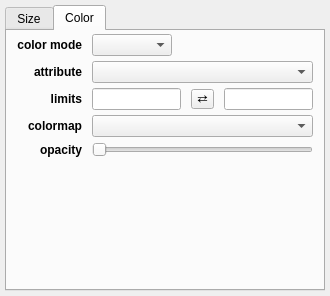
Before: the Qt Designer form glue_openspace_thesis/layer_state_widget.ui in OpenSpace/glue-openspace, drawn with Qt 5.
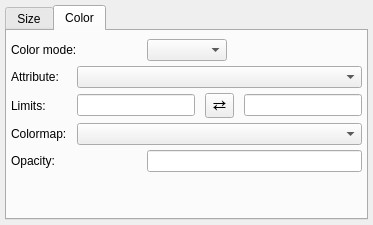
After: the same form once the commit is applied. The open tabs and pages were chosen to show the change. Custom widgets are drawn as their Qt base class.

Commit message: Full support of colormaps. Revamp of entire plugin. Update to SIMP version 1.8.

The edit to the form file:
```diff
--- a/glue_openspace_thesis/layer_state_widget.ui
+++ b/glue_openspace_thesis/layer_state_widget.ui
@@ -2,17 +2,6 @@
 <ui version="4.0">
  <class>Form</class>
  <widget class="QWidget" name="Form">
-  <property name="geometry">
-   <rect>
-    <x>0</x>
-    <y>0</y>
-    <width>330</width>
-    <height>296</height>
-   </rect>
-  </property>
-  <property name="windowTitle">
-   <string>Form</string>
-  </property>
   <layout class="QGridLayout" name="gridLayout">
    <property name="leftMargin">
     <number>5</number>
@@ -34,48 +23,44 @@
      <property name="elideMode">
       <enum>Qt::ElideNone</enum>
      </property>
-     
-     <!-- Size -->
-     <!-- TODO: Remove linear option -->
-     <widget class="QWidget" name="tab_2">
+          <!--============================= Size =============================-->
+          <widget class="QWidget" name="size_tab">
       <attribute name="title">
        <string>Size</string>
       </attribute>
-      <layout class="QVBoxLayout" name="verticalLayout">
-       <property name="spacing">
-        <number>2</number>
-       </property>
+            <layout class="QGridLayout" name="verticalLayout">
        <property name="leftMargin">
-        <number>12</number>
+                <number>4</number>
        </property>
        <property name="topMargin">
-        <number>3</number>
+                <number>8</number>
        </property>
        <property name="rightMargin">
-        <number>12</number>
+                <number>4</number>
        </property>
        <property name="bottomMargin">
-        <number>3</number>
-       </property>
-       <item>
-        <widget class="QWidget" name="size_row_1" native="true">
-         <layout class="QHBoxLayout" name="horizontalLayout">
-          <property name="spacing">
-           <number>7</number>
-          </property>
-          <property name="leftMargin">
-           <number>0</number>
-          </property>
-          <property name="topMargin">
-           <number>0</number>
-          </property>
-          <property name="rightMargin">
-           <number>0</number>
-          </property>
-          <property name="bottomMargin">
-           <number>0</number>
-          </property>
-          <item>
+                <number>4</number>
+              </property>
+              <property name="horizontalSpacing">
+                <number>10</number>
+              </property>
+              <property name="verticalSpacing">
+                <number>5</number>
+              </property>
+              <!--================================================================-->
+              <item row="0" column="0">
+                <widget class="QLabel" name="label_size_mode" alignment="Qt::AlignRight|Qt::AlignVCenter">
+                  <property name="font">
+                    <font>
+                      <weight>50</weight>
+                    </font>
+                  </property>
+                  <property name="text">
+                    <string>Size mode:</string>
+                  </property>
+                </widget>
+              </item>
+              <item row="0" column="1">
            <widget class="QComboBox" name="combosel_size_mode">
             <property name="sizePolicy">
              <sizepolicy hsizetype="Minimum" vsizetype="Fixed">
@@ -91,25 +76,15 @@
             </property>
            </widget>
           </item>
-          <item>
-           <widget class="QComboBox" name="combosel_size_att">
-            <property name="sizeAdjustPolicy">
-             <enum>QComboBox::AdjustToMinimumContentsLength</enum>
-            </property>
-           </widget>
-          </item>
-          <item>
+              <item row="0" column="2">
+                <widget class="QWidget" name="size_size">
            <widget class="QLineEdit" name="valuetext_size"/>
-          </item>
-         </layout>
-        </widget>
-       </item>
-       <item>
-        <widget class="QWidget" name="size_row_2" native="true">
-         <layout class="QHBoxLayout" name="horizontalLayout_2">
-          <property name="spacing">
-           <number>7</number>
-          </property>
+                </widget>
+              </item>
+              <!--================================================================-->
+              <item row="1" column="0" colspan="3">
+                <widget class="QWidget" name="size_map_attributes">
+                  <layout class="QGridLayout" name="size_map_grid">
           <property name="leftMargin">
            <number>0</number>
           </property>
@@ -122,14 +97,53 @@
           <property name="bottomMargin">
            <number>0</number>
           </property>
-          <item>
+                    <property name="horizontalSpacing">
+                      <number>10</number>
+                    </property>
+                    <property name="verticalSpacing">
+                      <number>5</number>
+                    </property>
+                    <!--================================================================-->
+                    <item row="0" column="0">
+                      <widget class="QLabel" name="label_size_att" alignment="Qt::AlignRight|Qt::AlignVCenter">
+                        <property name="font">
+                          <font>
+                            <weight>50</weight>
+                          </font>
+                        </property>
+                        <property name="text">
+                          <string>Attribute:</string>
+                        </property>
+                      </widget>
+                    </item>
+                    <item row="0" column="1" colspan="3">
+                      <widget class="QComboBox" name="combosel_size_att">
+                        <property name="sizeAdjustPolicy">
+                          <enum>QComboBox::AdjustToMinimumContentsLength</enum>
+                        </property>
+                      </widget>
+                    </item>
+                    <!--================================================================-->
+                    <item row="1" column="0">
+                      <widget class="QLabel" name="label_limits_att" alignment="Qt::AlignRight|Qt::AlignVCenter">
+                        <property name="font">
+                          <font>
+                            <weight>50</weight>
+                          </font>
+                        </property>
+                        <property name="text">
+                          <string>Limits:</string>
+                        </property>
+                      </widget>
+                    </item>
+                    <item row="1" column="1">
            <widget class="QLineEdit" name="valuetext_size_vmin"/>
           </item>
-          <item>
+                    <item row="1" column="2">
            <widget class="QToolButton" name="button_flip_size">
             <property name="font">
              <font>
-              <pointsize>14</pointsize>
+                            <pointsize>12</pointsize>
              </font>
             </property>
             <property name="styleSheet">
@@ -140,31 +154,23 @@
             </property>
            </widget>
           </item>
-          <item>
+                    <item row="1" column="3">
            <widget class="QLineEdit" name="valuetext_size_vmax"/>
           </item>
-         </layout>
-        </widget>
-       </item>
-       <item>
-        <widget class="QWidget" name="size_row_3" native="true">
-         <layout class="QHBoxLayout" name="horizontalLayout_3">
-          <property name="spacing">
-           <number>7</number>
-          </property>
-          <property name="leftMargin">
-           <number>0</number>
-          </property>
-          <property name="topMargin">
-           <number>0</number>
-          </property>
-          <property name="rightMargin">
-           <number>0</number>
-          </property>
-          <property name="bottomMargin">
-           <number>0</number>
-          </property>
-          <item>
+                    <!--================================================================-->
+                    <item row="2" column="0">
+                      <widget class="QLabel" name="label_size_scaling" alignment="Qt::AlignRight|Qt::AlignVCenter">
+                        <property name="font">
+                          <font>
+                            <weight>50</weight>
+                          </font>
+                        </property>
+                        <property name="text">
+                          <string>Scaling factor:</string>
+                        </property>
+                      </widget>
+                    </item>
+                    <item row="2" column="1" colspan="3">
            <widget class="QSlider" name="value_size_scaling">
             <property name="maximum">
              <number>11</number>
@@ -180,7 +186,8 @@
          </layout>
         </widget>
        </item>
-       <item>
+              <!--================================================================-->
+              <item row="2" column="0">
         <spacer name="verticalSpacer">
          <property name="orientation">
           <enum>Qt::Vertical</enum>
@@ -195,24 +202,24 @@
        </item>
       </layout>
      </widget>
-
-    <!-- Color -->
-     <widget class="QWidget" name="tab_4">
+          <!--================================================================-->
+          <!--============================ Color =============================-->
+          <widget class="QWidget" name="color_tab">
       <attribute name="title">
        <string>Color</string>
       </attribute>
-      <layout class="QGridLayout" name="gridLayout_5">
+            <layout class="QGridLayout" name="color_grid">
        <property name="leftMargin">
-        <number>10</number>
+                <number>4</number>
        </property>
        <property name="topMargin">
-        <number>3</number>
+                <number>8</number>
        </property>
        <property name="rightMargin">
-        <number>10</number>
+                <number>4</number>
        </property>
        <property name="bottomMargin">
-        <number>3</number>
+                <number>4</number>
        </property>
        <property name="horizontalSpacing">
         <number>10</number>
@@ -220,49 +227,30 @@
        <property name="verticalSpacing">
         <number>5</number>
        </property>
-       <item row="5" column="1" colspan="3">
-        <widget class="QSlider" name="value_alpha">
-         <property name="maximum">
-          <number>100</number>
-         </property>
-         <property name="orientation">
-          <enum>Qt::Horizontal</enum>
-         </property>
-        </widget>
-       </item>
-       <item row="5" column="0">
-        <widget class="QLabel" name="label_7">
+              <!--================================================================-->
+              <item row="0" column="0">
+                <widget class="QLabel" name="label_color_mode" alignment="Qt::AlignRight|Qt::AlignVCenter">
          <property name="font">
           <font>
-           <weight>75</weight>
-           <bold>true</bold>
+                      <weight>50</weight>
           </font>
          </property>
          <property name="text">
-          <string>opacity</string>
-         </property>
-         <property name="alignment">
-          <set>Qt::AlignRight|Qt::AlignTrailing|Qt::AlignVCenter</set>
+                    <string>Color mode:</string>
          </property>
         </widget>
        </item>
-       <item row="3" column="1">
-        <widget class="QLineEdit" name="valuetext_cmap_vmin"/>
-       </item>
-       <item row="6" column="1" colspan="3">
-        <spacer name="horizontalSpacer_5">
-         <property name="orientation">
-          <enum>Qt::Horizontal</enum>
-         </property>
-         <property name="sizeHint" stdset="0">
+              <item row="0" column="1">
+                <widget class="QComboBox" name="combosel_color_mode">
+                  <property name="maximumSize">
           <size>
-           <width>40</width>
-           <height>1</height>
-          </size>
-         </property>
-        </spacer>
-       </item>
-       <item row="0" column="3">
+                      <width>80</width>
+                      <height>16777215</height>
+                    </size>
+                  </property>
+                </widget>
+              </item>
+              <item row="0" column="2">
         <widget class="QColorBox" name="color_color">
          <property name="sizePolicy">
           <sizepolicy hsizetype="Preferred" vsizetype="Minimum">
@@ -270,47 +258,73 @@
            <verstretch>0</verstretch>
           </sizepolicy>
          </property>
+                </widget>
+              </item>
+              <!--================================================================-->
+              <item row="1" column="0" colspan="3">
+                <widget class="QWidget" name="cmap_attributes">
+                  <layout class="QGridLayout" name="cmap_grid">
+                    <property name="leftMargin">
+                      <number>0</number>
+                    </property>
+                    <property name="topMargin">
+                      <number>0</number>
+                    </property>
+                    <property name="rightMargin">
+                      <number>0</number>
+                    </property>
+                    <property name="bottomMargin">
+                      <number>0</number>
+                    </property>
+                    <property name="horizontalSpacing">
+                      <number>10</number>
+                    </property>
+                    <property name="verticalSpacing">
+                      <number>5</number>
+                    </property>
+                    <!--================================================================-->
+                    <item row="0" column="0">
+                      <widget class="QLabel" name="label_cmap_attribute" alignment="Qt::AlignRight|Qt::AlignVCenter">
+                        <property name="font">
+                          <font>
+                            <weight>50</weight>
+                          </font>
+                        </property>
          <property name="text">
-          <string/>
+                          <string>Attribute:</string>
          </property>
         </widget>
        </item>
-       <item row="3" column="3">
-        <widget class="QLineEdit" name="valuetext_cmap_vmax"/>
-       </item>
-       <item row="6" column="0">
-        <spacer name="verticalSpacer_2">
-         <property name="orientation">
-          <enum>Qt::Vertical</enum>
-         </property>
-         <property name="sizeHint" stdset="0">
-          <size>
-           <width>20</width>
-           <height>40</height>
-          </size>
-         </property>
-        </spacer>
-       </item>
-
-       <item row="2" column="1" colspan="3">
+                    <item row="0" column="1" colspan="3">
         <widget class="QComboBox" name="combosel_cmap_att">
          <property name="sizeAdjustPolicy">
           <enum>QComboBox::AdjustToMinimumContentsLength</enum>
          </property>
         </widget>
        </item>
-       <item row="0" column="1">
-        <widget class="QComboBox" name="combosel_cmap_mode">
-         <property name="maximumSize">
-          <size>
-           <width>80</width>
-           <height>16777215</height>
-          </size>
+                    <!--================================================================-->
+                    <item row="1" column="0">
+                      <widget class="QLabel" name="label_cmap_limits" alignment="Qt::AlignRight|Qt::AlignVCenter">
+                        <property name="font">
+                          <font>
+                            <weight>50</weight>
+                          </font>
+                        </property>
+                        <property name="text">
+                          <string>Limits:</string>
          </property>
         </widget>
        </item>
-       <item row="3" column="2">
+                    <item row="1" column="1">
+                      <widget class="QLineEdit" name="valuetext_cmap_vmin"/>
+                    </item>
+                    <item row="1" column="2">
         <widget class="QToolButton" name="button_flip_cmap">
+                        <property name="font">
+                          <font>
+                            <pointsize>12</pointsize>
+                          </font>
+                        </property>
          <property name="styleSheet">
           <string notr="true">padding: 0px</string>
          </property>
@@ -319,72 +333,23 @@
          </property>
         </widget>
        </item>
-       <item row="0" column="0">
-        <widget class="QLabel" name="label_10">
-         <property name="font">
-          <font>
-           <weight>75</weight>
-           <bold>true</bold>
-          </font>
-         </property>
-         <property name="text">
-          <string>color mode</string>
-         </property>
-         <property name="alignment">
-          <set>Qt::AlignRight|Qt::AlignTrailing|Qt::AlignVCenter</set>
-         </property>
-        </widget>
-       </item>
-       <item row="3" column="0">
-        <widget class="QLabel" name="label_cmap_limits">
-         <property name="font">
-          <font>
-           <weight>75</weight>
-           <bold>true</bold>
-          </font>
-         </property>
-         <property name="text">
-          <string>limits</string>
-         </property>
-         <property name="alignment">
-          <set>Qt::AlignRight|Qt::AlignTrailing|Qt::AlignVCenter</set>
-         </property>
-        </widget>
-       </item>
-       <item row="4" column="0">
-        <widget class="QLabel" name="label_colormap">
-         <property name="font">
-          <font>
-           <weight>75</weight>
-           <bold>true</bold>
-          </font>
-         </property>
-         <property name="text">
-          <string>colormap</string>
-         </property>
-         <property name="alignment">
-          <set>Qt::AlignRight|Qt::AlignTrailing|Qt::AlignVCenter</set>
-         </property>
-        </widget>
-       </item>
-
+                    <item row="1" column="3">
+                      <widget class="QLineEdit" name="valuetext_cmap_vmax"/>
+                    </item>
+                    <!--================================================================-->
        <item row="2" column="0">
-        <widget class="QLabel" name="label_cmap_attribute">
+                      <widget class="QLabel" name="label_colormap" alignment="Qt::AlignRight|Qt::AlignVCenter">
          <property name="font">
           <font>
-           <weight>75</weight>
-           <bold>true</bold>
+                            <weight>50</weight>
           </font>
          </property>
          <property name="text">
-          <string>attribute</string>
-         </property>
-         <property name="alignment">
-          <set>Qt::AlignRight|Qt::AlignTrailing|Qt::AlignVCenter</set>
+                          <string>Colormap:</string>
          </property>
         </widget>
        </item>
-       <item row="4" column="1" colspan="3">
+                    <item row="2" column="1" colspan="3">
         <widget class="QColormapCombo" name="combodata_cmap">
          <property name="sizePolicy">
           <sizepolicy hsizetype="Expanding" vsizetype="Fixed">
@@ -397,9 +362,58 @@
          </property>
         </widget>
        </item>
-      </layout>
-     </widget>
-
+                    <!--================================================================-->
+                  </layout>
+                </widget>
+              </item>
+              <!--================================================================-->
+              <item row="2" column="0">
+                <widget class="QLabel" name="label_7" alignment="Qt::AlignRight|Qt::AlignVCenter">
+                  <property name="font">
+                    <font>
+                      <weight>50</weight>
+                    </font>
+                  </property>
+                  <property name="text">
+                    <string>Opacity:</string>
+                  </property>
+                </widget>
+              </item>
+              <item row="2" column="1" colspan="2">
+                <widget class="QLineEdit" name="valuetext_alpha"/>
+                <!-- <widget class="QLineEdit" name="valuetext_cmap_vmin"/> -->
+              </item>
+              <!--================================================================-->
+              <item row="3" column="0">
+                <spacer name="verticalSpacer_2">
+                  <property name="orientation">
+                    <enum>Qt::Vertical</enum>
+                  </property>
+                  <property name="sizeHint" stdset="0">
+                    <size>
+                      <width>20</width>
+                      <height>40</height>
+                    </size>
+                  </property>
+                </spacer>
+              </item>
+              <item row="3" column="1" colspan="2">
+                <spacer name="horizontalSpacer_5">
+                  <property name="orientation">
+                    <enum>Qt::Horizontal</enum>
+                  </property>
+                  <property name="sizeHint" stdset="0">
+                    <size>
+                      <width>40</width>
+                      <height>1</height>
+                    </size>
+                  </property>
+                </spacer>
+              </item>
+              <!--================================================================-->
+            </layout>
+          </widget>
+          <!--================================================================-->
      <!-- <widget class="QWidget" name="tab_2">
       <attribute name="title">
        <string>Points</string>
@@ -441,14 +455,14 @@
          <property name="font">
           <font>
            <weight>75</weight>
-           <bold>true</bold>
+           
           </font>
          </property>
          <property name="text">
           <string>show</string>
          </property>
          <property name="alignment">
-          <set>Qt::AlignRight|Qt::AlignTrailing|Qt::AlignVCenter</set>
+          <set>Qt::AlignRight|Qt::AlignVCenter</set>
          </property>
         </widget>
        </item>
@@ -457,7 +471,7 @@
          <property name="font">
           <font>
            <weight>75</weight>
-           <bold>true</bold>
+           
           </font>
          </property>
          <property name="layoutDirection">
@@ -467,7 +481,7 @@
           <string>limits</string>
          </property>
          <property name="alignment">
-          <set>Qt::AlignRight|Qt::AlignTrailing|Qt::AlignVCenter</set>
+          <set>Qt::AlignRight|Qt::AlignVCenter</set>
          </property>
         </widget>
        </item>
@@ -486,14 +500,14 @@
          <property name="font">
           <font>
            <weight>75</weight>
-           <bold>true</bold>
+           
           </font>
          </property>
          <property name="text">
           <string>dpi</string>
          </property>
          <property name="alignment">
-          <set>Qt::AlignRight|Qt::AlignTrailing|Qt::AlignVCenter</set>
+          <set>Qt::AlignRight|Qt::AlignVCenter</set>
          </property>
         </widget>
        </item>
@@ -505,7 +519,7 @@
          <property name="font">
           <font>
            <weight>75</weight>
-           <bold>true</bold>
+           
           </font>
          </property>
          <property name="layoutDirection">
@@ -515,7 +529,7 @@
           <string>attribute</string>
          </property>
          <property name="alignment">
-          <set>Qt::AlignRight|Qt::AlignTrailing|Qt::AlignVCenter</set>
+          <set>Qt::AlignRight|Qt::AlignVCenter</set>
          </property>
         </widget>
        </item>
@@ -524,7 +538,7 @@
          <property name="font">
           <font>
            <weight>75</weight>
-           <bold>true</bold>
+           
           </font>
          </property>
          <property name="layoutDirection">
@@ -534,7 +548,7 @@
           <string>scaling</string>
          </property>
          <property name="alignment">
-          <set>Qt::AlignRight|Qt::AlignTrailing|Qt::AlignVCenter</set>
+          <set>Qt::AlignRight|Qt::AlignVCenter</set>
          </property>
         </widget>
        </item>
@@ -543,7 +557,7 @@
          <property name="font">
           <font>
            <weight>75</weight>
-           <bold>true</bold>
+           
           </font>
          </property>
          <property name="layoutDirection">
@@ -553,7 +567,7 @@
           <string>size</string>
          </property>
          <property name="alignment">
-          <set>Qt::AlignRight|Qt::AlignTrailing|Qt::AlignVCenter</set>
+          <set>Qt::AlignRight|Qt::AlignVCenter</set>
          </property>
         </widget>
        </item>
@@ -620,14 +634,14 @@
          <property name="font">
           <font>
            <weight>75</weight>
-           <bold>true</bold>
+           
           </font>
          </property>
          <property name="text">
           <string>type</string>
          </property>
          <property name="alignment">
-          <set>Qt::AlignRight|Qt::AlignTrailing|Qt::AlignVCenter</set>
+          <set>Qt::AlignRight|Qt::AlignVCenter</set>
          </property>
         </widget>
        </item>
@@ -653,14 +667,14 @@
          <property name="font">
           <font>
            <weight>75</weight>
-           <bold>true</bold>
+           
           </font>
          </property>
          <property name="text">
           <string>stretch</string>
          </property>
          <property name="alignment">
-          <set>Qt::AlignRight|Qt::AlignTrailing|Qt::AlignVCenter</set>
+          <set>Qt::AlignRight|Qt::AlignVCenter</set>
          </property>
         </widget>
        </item>
@@ -689,14 +703,14 @@
          <property name="font">
           <font>
            <weight>75</weight>
-           <bold>true</bold>
+           
           </font>
          </property>
          <property name="text">
           <string>contrast</string>
          </property>
          <property name="alignment">
-          <set>Qt::AlignRight|Qt::AlignTrailing|Qt::AlignVCenter</set>
+          <set>Qt::AlignRight|Qt::AlignVCenter</set>
          </property>
         </widget>
        </item>
@@ -712,14 +726,14 @@
          <property name="font">
           <font>
            <weight>75</weight>
-           <bold>true</bold>
+           
           </font>
          </property>
          <property name="text">
           <string>fill</string>
          </property>
          <property name="alignment">
-          <set>Qt::AlignRight|Qt::AlignTrailing|Qt::AlignVCenter</set>
+          <set>Qt::AlignRight|Qt::AlignVCenter</set>
          </property>
         </widget>
        </item>
@@ -780,14 +794,14 @@
          <property name="font">
           <font>
            <weight>75</weight>
-           <bold>true</bold>
+           
           </font>
          </property>
          <property name="text">
           <string>width</string>
          </property>
          <property name="alignment">
-          <set>Qt::AlignRight|Qt::AlignTrailing|Qt::AlignVCenter</set>
+          <set>Qt::AlignRight|Qt::AlignVCenter</set>
          </property>
         </widget>
        </item>
@@ -812,14 +826,14 @@
          <property name="font">
           <font>
            <weight>75</weight>
-           <bold>true</bold>
+           
           </font>
          </property>
          <property name="text">
           <string>style</string>
          </property>
          <property name="alignment">
-          <set>Qt::AlignRight|Qt::AlignTrailing|Qt::AlignVCenter</set>
+          <set>Qt::AlignRight|Qt::AlignVCenter</set>
          </property>
         </widget>
        </item>
@@ -828,14 +842,14 @@
          <property name="font">
           <font>
            <weight>75</weight>
-           <bold>true</bold>
+           
           </font>
          </property>
          <property name="text">
           <string>show</string>
          </property>
          <property name="alignment">
-          <set>Qt::AlignRight|Qt::AlignTrailing|Qt::AlignVCenter</set>
+          <set>Qt::AlignRight|Qt::AlignVCenter</set>
          </property>
         </widget>
        </item>
@@ -930,7 +944,7 @@
          <property name="font">
           <font>
            <weight>75</weight>
-           <bold>true</bold>
+           
           </font>
          </property>
          <property name="text">
@@ -943,7 +957,7 @@
          <property name="font">
           <font>
            <weight>75</weight>
-           <bold>true</bold>
+           
           </font>
          </property>
          <property name="text">
@@ -1008,14 +1022,14 @@
          <property name="font">
           <font>
            <weight>75</weight>
-           <bold>true</bold>
+           
           </font>
          </property>
          <property name="text">
           <string>show</string>
          </property>
          <property name="alignment">
-          <set>Qt::AlignRight|Qt::AlignTrailing|Qt::AlignVCenter</set>
+          <set>Qt::AlignRight|Qt::AlignVCenter</set>
          </property>
         </widget>
        </item>
@@ -1031,14 +1045,14 @@
          <property name="font">
           <font>
            <weight>75</weight>
-           <bold>true</bold>
+           
           </font>
          </property>
          <property name="text">
           <string>vx</string>
          </property>
          <property name="alignment">
-          <set>Qt::AlignRight|Qt::AlignTrailing|Qt::AlignVCenter</set>
+          <set>Qt::AlignRight|Qt::AlignVCenter</set>
          </property>
         </widget>
        </item>
@@ -1063,14 +1077,14 @@
          <property name="font">
           <font>
            <weight>75</weight>
-           <bold>true</bold>
+           
           </font>
          </property>
          <property name="text">
           <string>arrow</string>
          </property>
          <property name="alignment">
-          <set>Qt::AlignRight|Qt::AlignTrailing|Qt::AlignVCenter</set>
+          <set>Qt::AlignRight|Qt::AlignVCenter</set>
          </property>
         </widget>
        </item>
@@ -1082,14 +1096,14 @@
          <property name="font">
           <font>
            <weight>75</weight>
-           <bold>true</bold>
+           
           </font>
          </property>
          <property name="text">
           <string>type</string>
          </property>
          <property name="alignment">
-          <set>Qt::AlignRight|Qt::AlignTrailing|Qt::AlignVCenter</set>
+          <set>Qt::AlignRight|Qt::AlignVCenter</set>
          </property>
         </widget>
        </item>
@@ -1105,14 +1119,14 @@
          <property name="font">
           <font>
            <weight>75</weight>
-           <bold>true</bold>
+           
           </font>
          </property>
          <property name="text">
           <string>vy</string>
          </property>
          <property name="alignment">
-          <set>Qt::AlignRight|Qt::AlignTrailing|Qt::AlignVCenter</set>
+          <set>Qt::AlignRight|Qt::AlignVCenter</set>
          </property>
         </widget>
        </item>
@@ -1121,14 +1135,14 @@
          <property name="font">
           <font>
            <weight>75</weight>
-           <bold>true</bold>
+           
           </font>
          </property>
          <property name="text">
           <string>origin</string>
          </property>
          <property name="alignment">
-          <set>Qt::AlignRight|Qt::AlignTrailing|Qt::AlignVCenter</set>
+          <set>Qt::AlignRight|Qt::AlignVCenter</set>
          </property>
         </widget>
        </item>
@@ -1170,14 +1184,14 @@
          <property name="font">
           <font>
            <weight>75</weight>
-           <bold>true</bold>
+           
           </font>
          </property>
          <property name="text">
           <string>scaling</string>
          </property>
          <property name="alignment">
-          <set>Qt::AlignRight|Qt::AlignTrailing|Qt::AlignVCenter</set>
+          <set>Qt::AlignRight|Qt::AlignVCenter</set>
          </property>
         </widget>
        </item>
```
Lines whose indentation alone changed are shown as unchanged. The commit also changes 11 other files.
